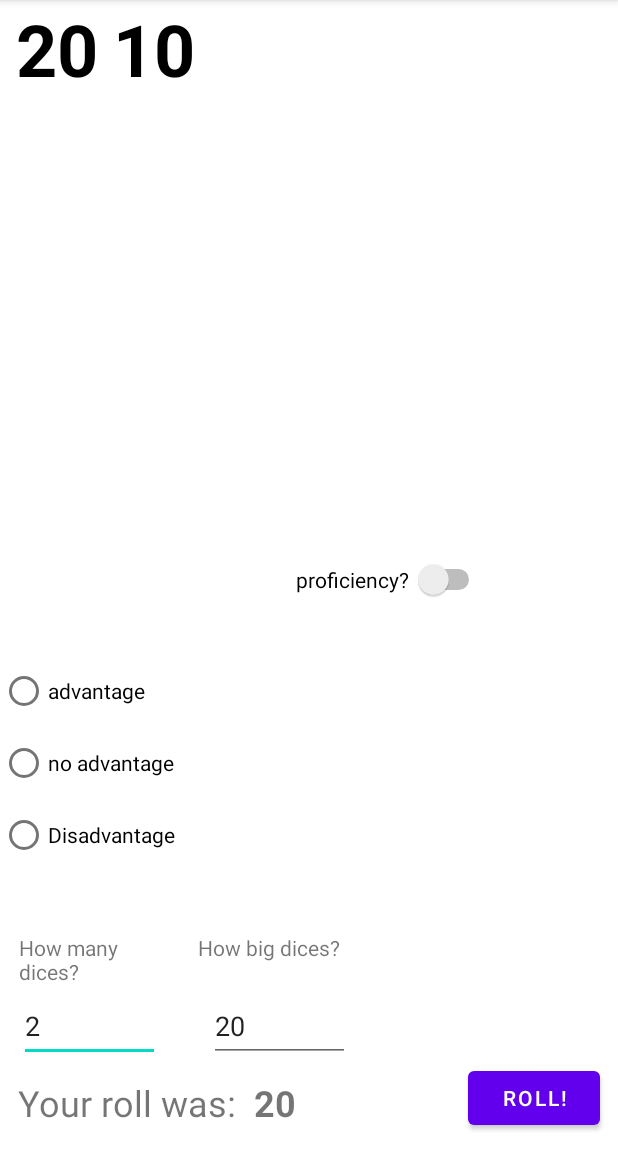
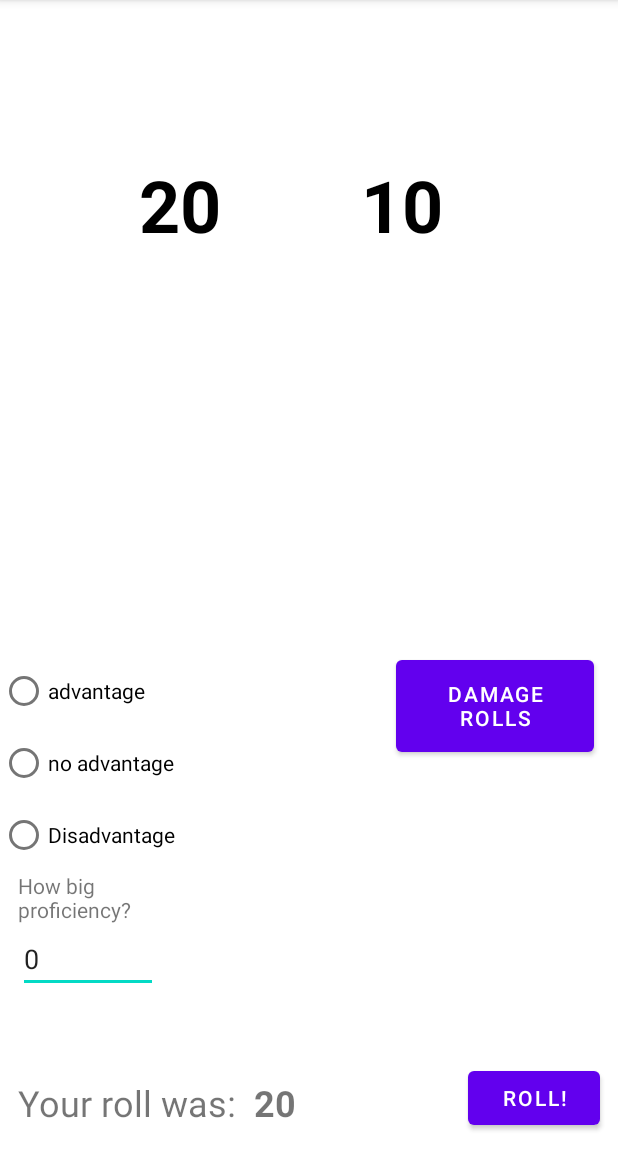
Before and after one commit to santtu321/dnd_companion_app_R21, an Android app: the screen it shows after launch (MainActivity), on a phone screen of 412 x 824 dp, the part 84-1236 px from its top. Run offline under Robolectric (Android 15) with nearby library versions, the phone set to English and light mode, and no system bars.

Commit message:
V0.1
d20 heittosovellus on ihan ok toiminnallisuudeltaan ja aloitin vähän damage summaussovellusta

```diff
--- a/Diceroller/app/src/main/AndroidManifest.xml
+++ b/Diceroller/app/src/main/AndroidManifest.xml
@@ -10,6 +10,12 @@
         android:supportsRtl="true"
         android:theme="@style/Theme.MyApplication">
         <activity
+            android:name=".sumActivity"
+            android:exported="false" />
+        <activity
+            android:name=".MainActivity2"
+            android:exported="false" />
+        <activity
             android:name=".MainActivity"
             android:exported="true">
             <intent-filter>
--- a/Diceroller/app/src/main/res/layout/activity_main.xml
+++ b/Diceroller/app/src/main/res/layout/activity_main.xml
@@ -71,105 +71,67 @@
         app:layout_constraintTop_toTopOf="parent"
         app:layout_constraintVertical_bias="0.977" />
 
-    <LinearLayout
-        android:id="@+id/linearLayout"
-        android:layout_width="391dp"
-        android:layout_height="355dp"
-        android:orientation="vertical"
-        app:layout_constraintEnd_toEndOf="parent"
-        app:layout_constraintStart_toStartOf="parent"
-        app:layout_constraintTop_toTopOf="parent">
-
-        <LinearLayout
-            android:layout_width="match_parent"
-            android:layout_height="wrap_content"
-            android:gravity="start|right"
-            android:orientation="horizontal"
-            android:visibility="visible">
-
-            <TextView
-                android:id="@+id/tViewDice2"
-                android:layout_width="wrap_content"
-                android:layout_height="wrap_content"
-                android:layout_marginRight="10dp"
-                android:text="20"
-                android:textColor="@color/black"
-                android:textSize="48sp"
-                android:textStyle="bold" />
-
-            <TextView
-                android:id="@+id/tViewDice1"
-                android:layout_width="wrap_content"
-                android:layout_height="wrap_content"
-                android:layout_marginRight="10dp"
-                android:text="10"
-                android:textColor="@color/black"
-                android:textSize="48sp"
-                android:textStyle="bold" />
-
-        </LinearLayout>
-
-    </LinearLayout>
-
-    <EditText
-        android:id="@+id/eTextNumber1"
-        android:layout_width="94dp"
-        android:layout_height="48dp"
-        android:layout_marginBottom="60dp"
-        android:ems="10"
-        android:inputType="number"
-        android:text="2"
-        app:layout_constraintBottom_toBottomOf="parent"
-        app:layout_constraintEnd_toEndOf="parent"
-        app:layout_constraintHorizontal_bias="0.04"
-        app:layout_constraintStart_toStartOf="parent" />
-
-    <TextView
-        android:id="@+id/tViewNumber1"
-        android:layout_width="95dp"
-        android:layout_height="38dp"
-        android:layout_marginTop="10dp"
-        android:text="How many dices?"
-        app:layout_constraintBottom_toTopOf="@+id/eTextNumber1"
-        app:layout_constraintStart_toStartOf="@+id/eTextNumber1"
-        app:layout_constraintTop_toBottomOf="@+id/rGroup1"
-        app:layout_constraintVertical_bias="1.0" />
-
-    <Switch
-        android:id="@+id/switch1"
-        android:layout_width="126dp"
-        android:layout_height="54dp"
-        android:layout_marginStart="1dp"
-        android:layout_marginTop="4dp"
-        android:text="proficiency?"
-        app:layout_constraintEnd_toEndOf="parent"
-        app:layout_constraintHorizontal_bias="0.0"
-        app:layout_constraintStart_toEndOf="@+id/rGroup1"
-        app:layout_constraintTop_toBottomOf="@+id/linearLayout" />
-
     <TextView
         android:id="@+id/tViewNumber2"
         android:layout_width="95dp"
         android:layout_height="38dp"
-        android:layout_marginStart="24dp"
-        android:text="How big dices?"
-        app:layout_constraintBottom_toTopOf="@+id/eTextNumber2"
-        app:layout_constraintStart_toEndOf="@+id/tViewNumber1"
-        app:layout_constraintTop_toBottomOf="@+id/rGroup1"
-        app:layout_constraintVertical_bias="1.0" />
+        android:layout_marginStart="12dp"
+        android:text="How big proficiency?"
+        app:layout_constraintStart_toStartOf="parent"
+        app:layout_constraintTop_toBottomOf="@+id/rGroup1" />
+
+    <TextView
+        android:id="@+id/tViewDice1"
+        android:layout_width="75dp"
+        android:layout_height="70dp"
+        android:layout_marginStart="92dp"
+        android:layout_marginTop="104dp"
+        android:text="20"
+        android:textColor="@color/black"
+        android:textSize="48sp"
+        android:textStyle="bold"
+        app:layout_constraintEnd_toStartOf="@+id/tViewDice2"
+        app:layout_constraintHorizontal_bias="0.013"
+        app:layout_constraintStart_toStartOf="parent"
+        app:layout_constraintTop_toTopOf="parent" />
+
+    <TextView
+        android:id="@+id/tViewDice2"
+        android:layout_width="75dp"
+        android:layout_height="70dp"
+        android:layout_marginTop="104dp"
+        android:layout_marginEnd="96dp"
+        android:text="10"
+        android:textColor="@color/black"
+        android:textSize="48sp"
+        android:textStyle="bold"
+        app:layout_constraintEnd_toEndOf="parent"
+        app:layout_constraintTop_toTopOf="parent" />
 
     <EditText
-        android:id="@+id/eTextNumber2"
-        android:layout_width="94dp"
-        android:layout_height="48dp"
-        android:layout_marginBottom="60dp"
+        android:id="@+id/eText1"
+        android:layout_width="93dp"
+        android:layout_height="43dp"
+        android:layout_marginStart="12dp"
+        android:layout_marginBottom="9dp"
         android:ems="10"
-        android:importantForAutofill="no"
         android:inputType="number"
-        android:text="20"
-        app:layout_constraintBottom_toBottomOf="parent"
+        android:text="0"
+        app:layout_constraintBottom_toTopOf="@+id/tView1"
+        app:layout_constraintStart_toStartOf="parent"
+        app:layout_constraintTop_toBottomOf="@+id/tViewNumber2"
+        app:layout_constraintVertical_bias="0.0" />
+
+    <Button
+        android:id="@+id/bIntent"
+        android:layout_width="132dp"
+        android:layout_height="73dp"
+        android:text="damage rolls"
+        app:layout_constraintBottom_toTopOf="@+id/bRoll"
         app:layout_constraintEnd_toEndOf="parent"
-        app:layout_constraintHorizontal_bias="0.438"
-        app:layout_constraintStart_toStartOf="parent" />
+        app:layout_constraintHorizontal_bias="0.942"
+        app:layout_constraintStart_toStartOf="parent"
+        app:layout_constraintTop_toTopOf="parent"
+        app:layout_constraintVertical_bias="0.684" />
 
 </androidx.constraintlayout.widget.ConstraintLayout>
```
Also changed, not shown: Diceroller/app/src/main/java/com/example/myapplication/MainActivity.kt (+17 -11 lines), Diceroller/app/src/main/java/com/example/myapplication/sumActivity.kt (added, +70 -0 lines), Diceroller/app/src/main/res/layout/activity_sum.xml (added, +163 -0 lines).
